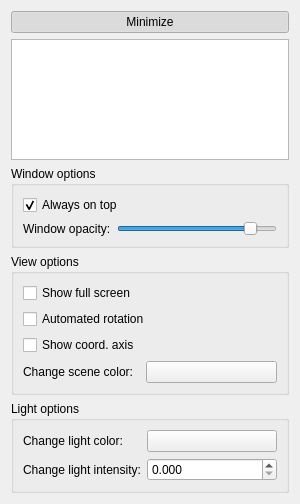
Qt form libraries/disp3D/engine/control/formfiles/control3dwidget.ui (mne-tools/mne-cpp) before a commit.
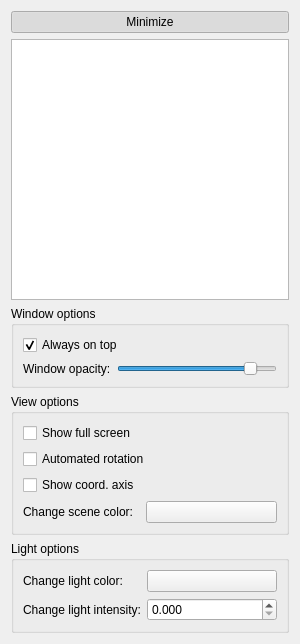
The same form after that commit.

Commit message: [SC-167] Change default size of 3d control widget and improve rt connectivity plugin in MNE Scan

```diff
--- a/libraries/disp3D/engine/control/formfiles/control3dwidget.ui
+++ b/libraries/disp3D/engine/control/formfiles/control3dwidget.ui
@@ -7,7 +7,7 @@
     <x>0</x>
     <y>0</y>
     <width>300</width>
-    <height>504</height>
+    <height>644</height>
    </rect>
   </property>
   <property name="sizePolicy">
@@ -105,7 +105,7 @@
          <property name="minimumSize">
           <size>
            <width>0</width>
-           <height>0</height>
+           <height>250</height>
           </size>
          </property>
          <property name="mouseTracking">
```
The commit also changes 6 other files.
